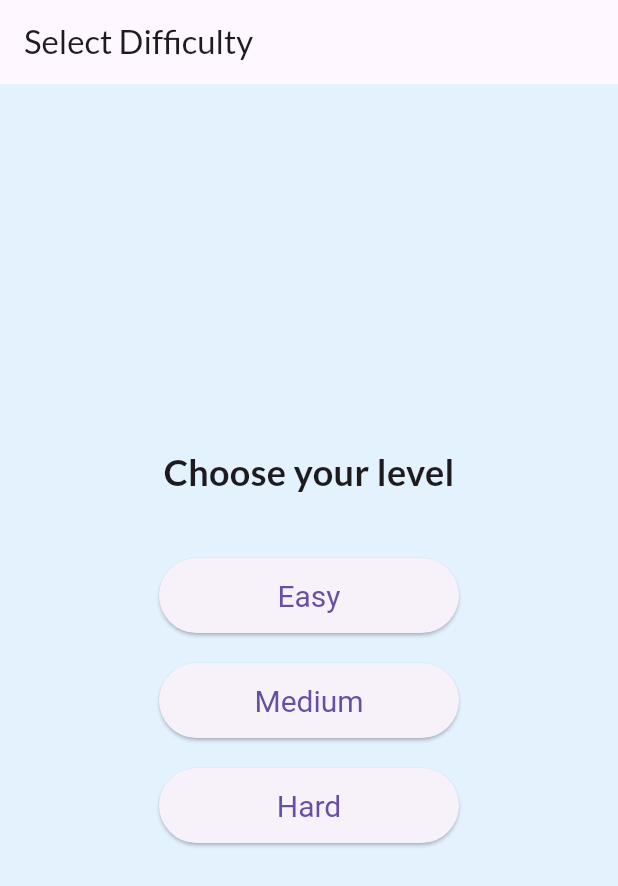
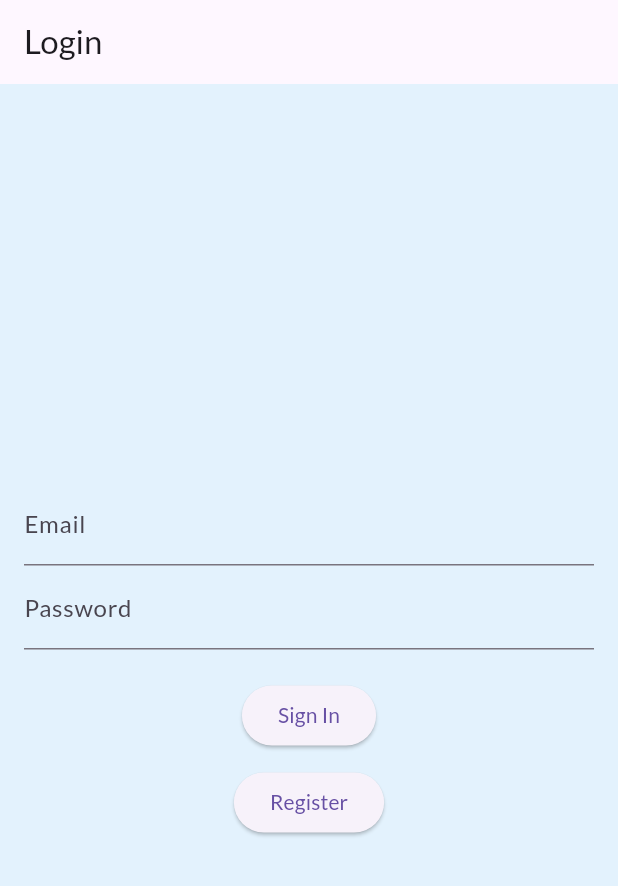
Before and after one commit to seanr89/Sudokme, a Flutter app: the screen it shows after launch, on a phone screen of 412 x 824 dp. Shown: the top 886 px of the screen. Run offline on Flutter 3.47's test engine with Material 3 defaults, Android fonts, the light colour scheme and no system bars; our stand-ins replace firebase_auth, firebase_core, google_fonts; accounts and stored records are empty; generated files the repository leaves out were written again.

Commit message:
non-problematic stuff!

```diff
--- /dev/null
+++ b/src/lib/auth_service.dart
@@ -0,0 +1,43 @@
+import 'package:firebase_auth/firebase_auth.dart';
+
+class AuthService {
+  final FirebaseAuth _auth = FirebaseAuth.instance;
+
+  // Sign in with email and password
+  Future<UserCredential?> signInWithEmailAndPassword(String email, String password) async {
+    try {
+      return await _auth.signInWithEmailAndPassword(email: email, password: password);
+    } on FirebaseAuthException catch (e) {
+      // Handle specific Firebase auth exceptions
+      print('Failed to sign in with Email & Password: ${e.message}');
+      return null;
+    } catch (e) {
+      print('An unexpected error occurred: $e');
+      return null;
+    }
+  }
+
+  // Register with email and password
+  Future<UserCredential?> registerWithEmailAndPassword(String email, String password) async {
+    try {
+      return await _auth.createUserWithEmailAndPassword(email: email, password: password);
+    } on FirebaseAuthException catch (e) {
+      // Handle specific Firebase auth exceptions
+      print('Failed to register with Email & Password: ${e.message}');
+      return null;
+    } catch (e) {
+      print('An unexpected error occurred: $e');
+      return null;
+    }
+  }
+
+  // Sign out
+  Future<void> signOut() async {
+    await _auth.signOut();
+  }
+
+  // Auth state changes
+  Stream<User?> get user {
+    return _auth.authStateChanges();
+  }
+}
--- /dev/null
+++ b/src/lib/login_screen.dart
@@ -0,0 +1,75 @@
+import 'package:flutter/material.dart';
+import 'package:provider/provider.dart';
+import 'auth_service.dart';
+import 'difficulty_screen.dart';
+
+class LoginScreen extends StatefulWidget {
+  @override
+  _LoginScreenState createState() => _LoginScreenState();
+}
+
+class _LoginScreenState extends State<LoginScreen> {
+  final _emailController = TextEditingController();
+  final _passwordController = TextEditingController();
+  final _authService = AuthService();
+
+  @override
+  Widget build(BuildContext context) {
+    return Scaffold(
+      appBar: AppBar(
+        title: Text('Login'),
+      ),
+      body: Padding(
+        padding: const EdgeInsets.all(16.0),
+        child: Column(
+          mainAxisAlignment: MainAxisAlignment.center,
+          children: [
+            TextField(
+              controller: _emailController,
+              decoration: InputDecoration(labelText: 'Email'),
+            ),
+            TextField(
+              controller: _passwordController,
+              decoration: InputDecoration(labelText: 'Password'),
+              obscureText: true,
+            ),
+            SizedBox(height: 20),
+            ElevatedButton(
+              onPressed: () async {
+                final user = await _authService.signInWithEmailAndPassword(
+                  _emailController.text,
+                  _passwordController.text,
+                );
+                if (user != null) {
+                  Navigator.of(context).pushReplacement(
+                    MaterialPageRoute(
+                      builder: (context) => DifficultyScreen(),
+                    ),
+                  );
+                }
+              },
+              child: Text('Sign In'),
+            ),
+            SizedBox(height: 10),
+            ElevatedButton(
+              onPressed: () async {
+                final user = await _authService.registerWithEmailAndPassword(
+                  _emailController.text,
+                  _passwordController.text,
+                );
+                if (user != null) {
+                  Navigator.of(context).pushReplacement(
+                    MaterialPageRoute(
+                      builder: (context) => DifficultyScreen(),
+                    ),
+                  );
+                }
+              },
+              child: Text('Register'),
+            ),
+          ],
+        ),
+      ),
+    );
+  }
+}
--- a/src/lib/main.dart
+++ b/src/lib/main.dart
@@ -1,13 +1,27 @@
 import 'dart:async';
 
+import 'package:firebase_auth/firebase_auth.dart';
 import 'package:flutter/material.dart';
 import 'package:google_fonts/google_fonts.dart';
+import 'package:provider/provider.dart';
 import 'package:sudokme/difficulty_screen.dart';
 import 'package:sudokme/sudoku_logic.dart';
 import 'dart:math';
+import 'package:firebase_core/firebase_core.dart';
+import 'auth_service.dart';
+import 'firebase_options.dart';
+import 'login_screen.dart';
 
-void main() {
-  runApp(const MyApp());
+void main() async {
+  WidgetsFlutterBinding.ensureInitialized();
+  await Firebase.initializeApp(options: DefaultFirebaseOptions.currentPlatform);
+  runApp(
+    StreamProvider<User?>.value(
+      value: AuthService().user,
+      initialData: null,
+      child: const MyApp(),
+    ),
+  );
 }
 
 class MyApp extends StatelessWidget {
@@ -23,8 +37,22 @@ class MyApp extends StatelessWidget {
         scaffoldBackgroundColor: Colors.blue[50],
         textTheme: GoogleFonts.latoTextTheme(Theme.of(context).textTheme),
       ),
-      home: const DifficultyScreen(),
+      home: const AuthWrapper(),
     );
+  }
+}
+
+class AuthWrapper extends StatelessWidget {
+  const AuthWrapper({super.key});
+
+  @override
+  Widget build(BuildContext context) {
+    final user = Provider.of<User?>(context);
+    if (user == null) {
+      return LoginScreen();
+    } else {
+      return const DifficultyScreen();
+    }
   }
 }
 
--- a/src/pubspec.yaml
+++ b/src/pubspec.yaml
@@ -35,6 +35,9 @@ dependencies:
   # Use with the CupertinoIcons class for iOS style icons.
   cupertino_icons: ^1.0.8
   google_fonts: ^6.2.1
+  firebase_core: ^4.2.1
+  firebase_auth: ^6.1.2
+  provider: ^6.1.5+1
 
 dev_dependencies:
   flutter_test:
```
Also changed, not shown: .github/workflows/build_android.yaml, .github/workflows/build_web.yaml, src/pubspec.lock, 4 other files.
